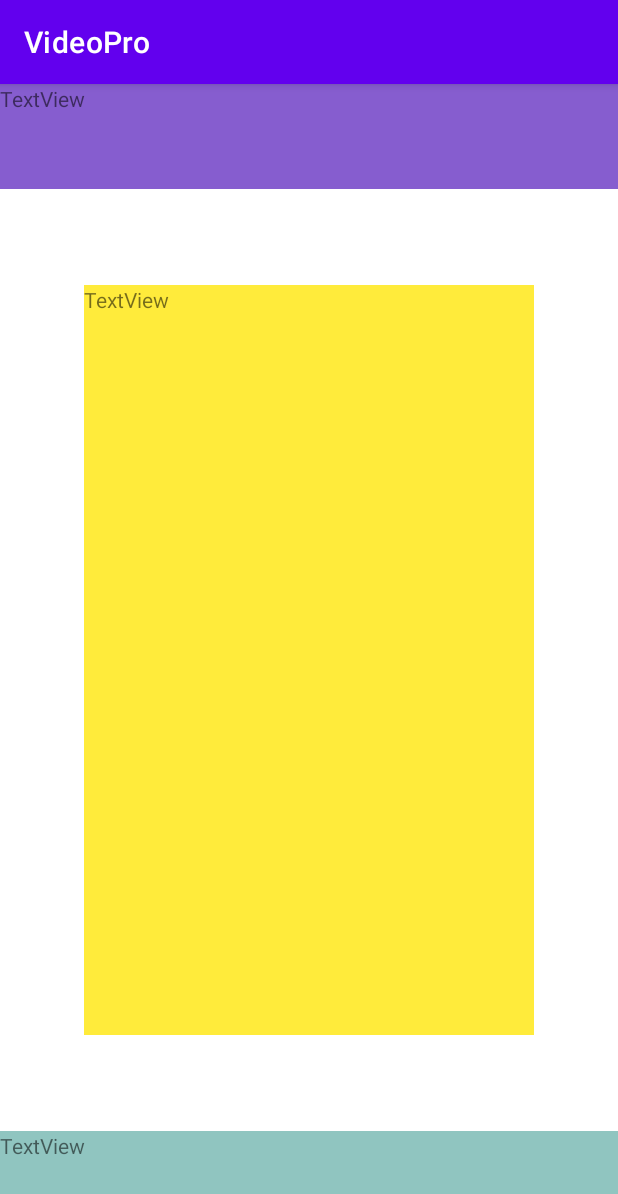
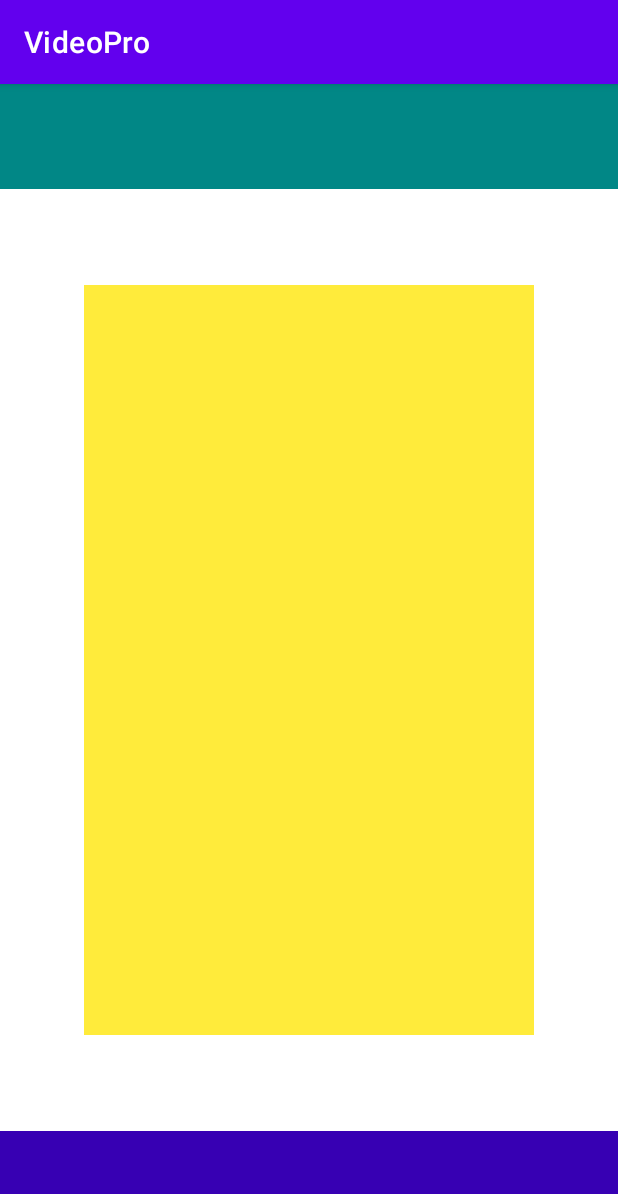
Before and after one commit to Wasp811/VideoPro, an Android app: the screen it shows after launch (MainActivity), on a phone screen of 412 x 824 dp. Shown: the top 1194 px of the screen. Run offline under Robolectric (Android 15) with nearby library versions, the light colour scheme and no system bars.

Commit message:
commit - Unit_19_Upload

```diff
--- a/app/build.gradle
+++ b/app/build.gradle
@@ -5,12 +5,12 @@ plugins {
 
 android {
     namespace 'com.trofa811.videopro'
-    compileSdk 32
+    compileSdk 33
 
     defaultConfig {
         applicationId "com.trofa811.videopro"
         minSdk 21
-        targetSdk 32
+        targetSdk 33
         versionCode 1
         versionName "1.0"
 
@@ -34,11 +34,16 @@ android {
 
 dependencies {
 
-    implementation 'androidx.core:core-ktx:1.7.0'
+    implementation 'androidx.core:core-ktx:1.9.0'
     implementation 'androidx.appcompat:appcompat:1.5.1'
     implementation 'com.google.android.material:material:1.7.0'
     implementation 'androidx.constraintlayout:constraintlayout:2.1.4'
     testImplementation 'junit:junit:4.13.2'
     androidTestImplementation 'androidx.test.ext:junit:1.1.4'
     androidTestImplementation 'androidx.test.espresso:espresso-core:3.5.0'
+    //Glide
+    def glide_version = "4.14.2"
+    implementation "com.github.bumptech.glide:glide:$glide_version"
+    annotationProcessor "com.github.bumptech.glide:compiler:$glide_version"
+
 }
--- a/app/src/main/res/layout/activity_main.xml
+++ b/app/src/main/res/layout/activity_main.xml
@@ -1,6 +1,7 @@
 <?xml version="1.0" encoding="utf-8"?>
 
-<androidx.constraintlayout.widget.ConstraintLayout xmlns:android="http://schemas.android.com/apk/res/android"
+<androidx.constraintlayout.widget.ConstraintLayout
+    xmlns:android="http://schemas.android.com/apk/res/android"
     xmlns:app="http://schemas.android.com/apk/res-auto"
     xmlns:tools="http://schemas.android.com/tools"
     android:layout_width="match_parent"
@@ -8,38 +9,40 @@
     android:orientation="vertical"
     tools:context=".MainActivity">
 
-
-    <TextView
-        android:id="@+id/textView"
-        android:layout_width="0dp"
-        android:layout_height="70dp"
-        android:background="#865DCF"
-        android:text="@string/textview"
-        android:visibility="visible"
-        app:layout_constraintEnd_toEndOf="parent"
-        app:layout_constraintStart_toStartOf="parent"
-        app:layout_constraintTop_toTopOf="parent" />
-
-    <TextView
-        android:id="@+id/textView2"
-        android:layout_width="0dp"
-        android:layout_height="70dp"
-        android:background="#90C5C0"
-        android:text="@string/textview1"
-        android:visibility="visible"
-        app:layout_constraintBottom_toBottomOf="parent"
-        app:layout_constraintEnd_toEndOf="parent"
-        app:layout_constraintStart_toStartOf="parent" />
-
-    <TextView
-        android:id="@+id/textView3"
+    <LinearLayout
+        android:id="@+id/title"
         android:layout_width="300dp"
         android:layout_height="500dp"
         android:background="#FFEB3B"
-        android:text="@string/textview3"
-        android:visibility="visible"
-        app:layout_constraintBottom_toTopOf="@+id/textView2"
+        android:orientation="vertical"
+        app:layout_constraintBottom_toTopOf="@+id/bottom_bottom"
         app:layout_constraintEnd_toEndOf="parent"
         app:layout_constraintStart_toStartOf="parent"
-        app:layout_constraintTop_toBottomOf="@+id/textView"/>
+        app:layout_constraintTop_toBottomOf="@+id/top_bottom">
+
+    </LinearLayout>
+
+        <FrameLayout
+            android:id="@+id/bottom_bottom"
+            android:layout_width="match_parent"
+            android:layout_height="70dp"
+            android:background="#FF3700B3"
+            app:layout_constraintBottom_toBottomOf="parent"
+            app:layout_constraintEnd_toEndOf="parent"
+            app:layout_constraintStart_toStartOf="parent">
+
+        </FrameLayout>
+
+        <FrameLayout
+            android:id="@+id/top_bottom"
+            android:layout_width="match_parent"
+            android:layout_height="70dp"
+            android:background="#FF018786"
+            app:layout_constraintEnd_toEndOf="parent"
+            app:layout_constraintStart_toStartOf="parent"
+            app:layout_constraintTop_toTopOf="parent">
+
+        </FrameLayout>
+
+
 </androidx.constraintlayout.widget.ConstraintLayout>
--- a/app/src/main/res/values-night/strings.xml
+++ b/app/src/main/res/values-night/strings.xml
@@ -1,5 +1,5 @@
 <?xml version="1.0" encoding="utf-8"?>
 <resources>
-    <string name="textview">TextView</string>
-    <string name="textview1">TextView</string>
+    <string name="top_bottom">TextView</string>
+    <string name="title">TextView</string>
 </resources>
--- a/app/src/main/res/values/strings.xml
+++ b/app/src/main/res/values/strings.xml
@@ -1,6 +1,6 @@
 <resources>
     <string name="app_name">VideoPro</string>
-    <string name="textview">TextView</string>
-    <string name="textview1">TextView</string>
-    <string name="textview3">TextView</string>
+    <string name="top_bottom">TextView</string>
+    <string name="bottom_bottom">TextView</string>
+    <string name="title">TextView</string>
 </resources>
--- a/build.gradle
+++ b/build.gradle
@@ -1,6 +1,6 @@
 // Top-level build file where you can add configuration options common to all sub-projects/modules.
 plugins {
-    id 'com.android.application' version '7.3.0' apply false
-    id 'com.android.library' version '7.3.0' apply false
+    id 'com.android.application' version '7.3.1' apply false
+    id 'com.android.library' version '7.3.1' apply false
     id 'org.jetbrains.kotlin.android' version '1.7.10' apply false
 }
```
